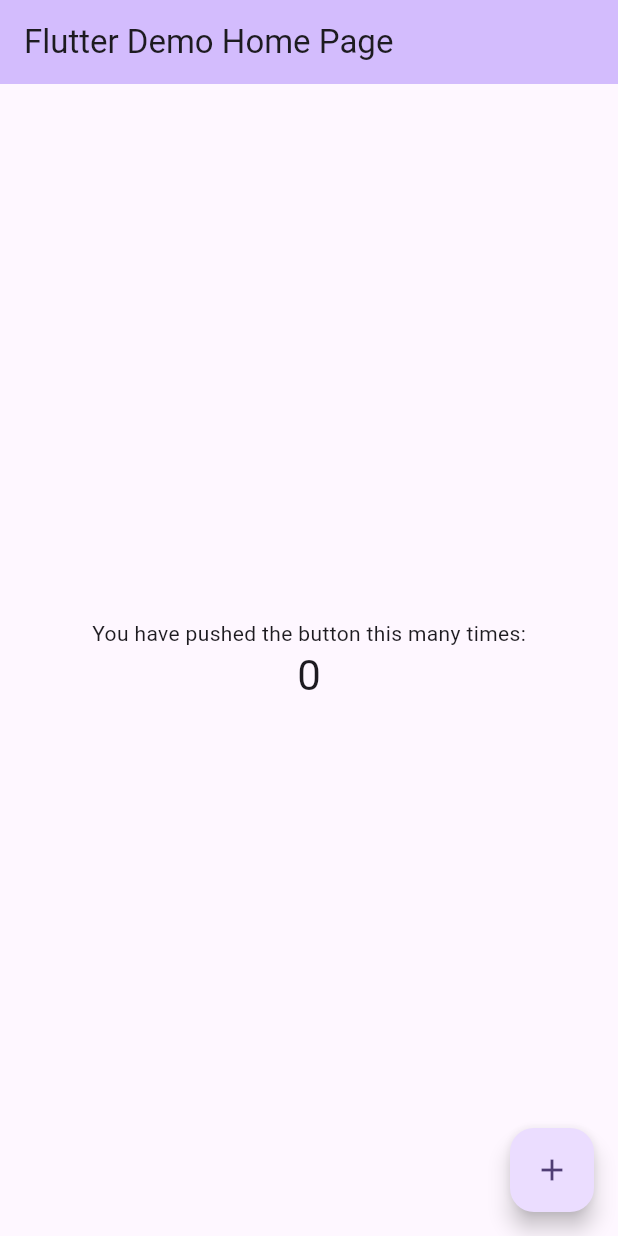
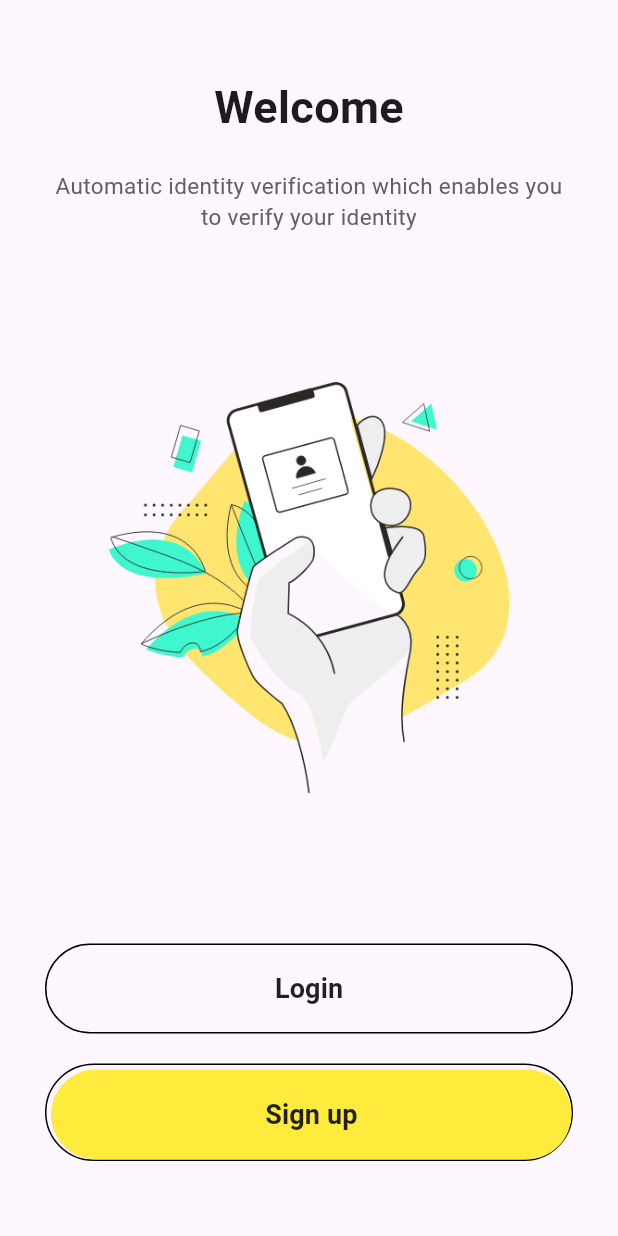
Before and after one commit to CyrilleValentin/BlogApp, a Flutter app: the screen it shows after launch, on a phone screen of 412 x 824 dp. Run offline on Flutter 3.47's test engine with Material 3 defaults, Android fonts, the phone set to English and light mode, and no system bars; our stand-ins replace animate_do.

```diff
--- /dev/null
+++ b/lib/config/constants/constant.dart
@@ -0,0 +1,7 @@
+//Images
+const String homeImage = "assets/images/Illustration.png";
+const String backImage = "assets/images/background.png";
+//Routes
+const String loginRoute = "/login";
+const String registerRoute = "/register";
+const String homeRoute = "/home";
--- a/lib/main.dart
+++ b/lib/main.dart
@@ -1,125 +1,22 @@
+
+import 'package:blog_app/config/routes/routes.dart';
+import 'package:blog_app/pages/home_page.dart';
 import 'package:flutter/material.dart';
 
 void main() {
-  runApp(const MyApp());
+    WidgetsFlutterBinding.ensureInitialized();
+  runApp(const BlogApp());
 }
 
-class MyApp extends StatelessWidget {
-  const MyApp({super.key});
+class BlogApp extends StatelessWidget {
+  const BlogApp({super.key});
 
-  // This widget is the root of your application.
   @override
   Widget build(BuildContext context) {
-    return MaterialApp(
-      title: 'Flutter Demo',
-      theme: ThemeData(
-        // This is the theme of your application.
-        //
-        // TRY THIS: Try running your application with "flutter run". You'll see
-        // the application has a blue toolbar. Then, without quitting the app,
-        // try changing the seedColor in the colorScheme below to Colors.green
-        // and then invoke "hot reload" (save your changes or press the "hot
-        // reload" button in a Flutter-supported IDE, or press "r" if you used
-        // the command line to start the app).
-        //
-        // Notice that the counter didn't reset back to zero; the application
-        // state is not lost during the reload. To reset the state, use hot
-        // restart instead.
-        //
-        // This works for code too, not just values: Most code changes can be
-        // tested with just a hot reload.
-        colorScheme: ColorScheme.fromSeed(seedColor: Colors.deepPurple),
-        useMaterial3: true,
-      ),
-      home: const MyHomePage(title: 'Flutter Demo Home Page'),
+    return const MaterialApp(
+       debugShowCheckedModeBanner: false,
+        onGenerateRoute: AppRoutes.onGenerateRoutes,
+      home:HomePage() ,
     );
   }
 }
-
-class MyHomePage extends StatefulWidget {
-  const MyHomePage({super.key, required this.title});
-
-  // This widget is the home page of your application. It is stateful, meaning
-  // that it has a State object (defined below) that contains fields that affect
-  // how it looks.
-
-  // This class is the configuration for the state. It holds the values (in this
-  // case the title) provided by the parent (in this case the App widget) and
-  // used by the build method of the State. Fields in a Widget subclass are
-  // always marked "final".
-
-  final String title;
-
-  @override
-  State<MyHomePage> createState() => _MyHomePageState();
-}
-
-class _MyHomePageState extends State<MyHomePage> {
-  int _counter = 0;
-
-  void _incrementCounter() {
-    setState(() {
-      // This call to setState tells the Flutter framework that something has
-      // changed in this State, which causes it to rerun the build method below
-      // so that the display can reflect the updated values. If we changed
-      // _counter without calling setState(), then the build method would not be
-      // called again, and so nothing would appear to happen.
-      _counter++;
-    });
-  }
-
-  @override
-  Widget build(BuildContext context) {
-    // This method is rerun every time setState is called, for instance as done
-    // by the _incrementCounter method above.
-    //
-    // The Flutter framework has been optimized to make rerunning build methods
-    // fast, so that you can just rebuild anything that needs updating rather
-    // than having to individually change instances of widgets.
-    return Scaffold(
-      appBar: AppBar(
-        // TRY THIS: Try changing the color here to a specific color (to
-        // Colors.amber, perhaps?) and trigger a hot reload to see the AppBar
-        // change color while the other colors stay the same.
-        backgroundColor: Theme.of(context).colorScheme.inversePrimary,
-        // Here we take the value from the MyHomePage object that was created by
-        // the App.build method, and use it to set our appbar title.
-        title: Text(widget.title),
-      ),
-      body: Center(
-        // Center is a layout widget. It takes a single child and positions it
-        // in the middle of the parent.
-        child: Column(
-          // Column is also a layout widget. It takes a list of children and
-          // arranges them vertically. By default, it sizes itself to fit its
-          // children horizontally, and tries to be as tall as its parent.
-          //
-          // Column has various properties to control how it sizes itself and
-          // how it positions its children. Here we use mainAxisAlignment to
-          // center the children vertically; the main axis here is the vertical
-          // axis because Columns are vertical (the cross axis would be
-          // horizontal).
-          //
-          // TRY THIS: Invoke "debug painting" (choose the "Toggle Debug Paint"
-          // action in the IDE, or press "p" in the console), to see the
-          // wireframe for each widget.
-          mainAxisAlignment: MainAxisAlignment.center,
-          children: <Widget>[
-            const Text(
-              'You have pushed the button this many times:',
-            ),
-            Text(
-              '$_counter',
-              style: Theme.of(context).textTheme.headlineMedium,
-            ),
-          ],
-        ),
-      ),
-      floatingActionButton: FloatingActionButton(
-        onPressed: _incrementCounter,
-        tooltip: 'Increment',
-        child: const Icon(Icons.add),
-      ), // This trailing comma makes auto-formatting nicer for build methods.
-    );
-  }
-}
--- /dev/null
+++ b/lib/pages/home_page.dart
@@ -0,0 +1,108 @@
+import 'package:animate_do/animate_do.dart';
+import 'package:blog_app/config/constants/constant.dart';
+import 'package:flutter/material.dart';
+
+class HomePage extends StatelessWidget {
+  const HomePage({super.key});
+
+  @override
+  Widget build(BuildContext context) {
+    return Scaffold(
+      body: SafeArea(
+        child: Container(
+          width: double.infinity,
+          height: MediaQuery.of(context).size.height,
+          padding: const EdgeInsets.symmetric(horizontal: 30, vertical: 50),
+          child: Column(
+            mainAxisAlignment: MainAxisAlignment.spaceBetween,
+            crossAxisAlignment: CrossAxisAlignment.center,
+            children: <Widget>[
+              Column(
+                children: <Widget>[
+                  FadeInUp(
+                      duration: const Duration(milliseconds: 1000),
+                      child: const Text(
+                        "Welcome",
+                        style: TextStyle(
+                            fontWeight: FontWeight.bold, fontSize: 30),
+                      )),
+                  const SizedBox(
+                    height: 20,
+                  ),
+                  FadeInUp(
+                      duration: const Duration(milliseconds: 1200),
+                      child: Text(
+                        "Automatic identity verification which enables you to verify your identity",
+                        textAlign: TextAlign.center,
+                        style: TextStyle(color: Colors.grey[700], fontSize: 15),
+                      )),
+                ],
+              ),
+              FadeInUp(
+                  duration: const Duration(milliseconds: 1400),
+                  child: Container(
+                    height: MediaQuery.of(context).size.height / 3,
+                    decoration: const BoxDecoration(
+                        image: DecorationImage(
+                            image: AssetImage(homeImage))),
+                  )),
+              Column(
+                children: <Widget>[
+                  FadeInUp(
+                      duration: const Duration(milliseconds: 1500),
+                      child: MaterialButton(
+                        minWidth: double.infinity,
+                        height: 60,
+                        onPressed: () {
+                           Navigator.of(context).pushNamed(loginRoute);
+                        },
+                        shape: RoundedRectangleBorder(
+                            side: const BorderSide(color: Colors.black),
+                            borderRadius: BorderRadius.circular(50)),
+                        child: const Text(
+                          "Login",
+                          style: TextStyle(
+                              fontWeight: FontWeight.w600, fontSize: 18),
+                        ),
+                      )),
+                  const SizedBox(
+                    height: 20,
+                  ),
+                  FadeInUp(
+                      duration: const Duration(milliseconds: 1600),
+                      child: Container(
+                        padding: const EdgeInsets.only(top: 3, left: 3),
+                        decoration: BoxDecoration(
+                            borderRadius: BorderRadius.circular(50),
+                            border: const Border(
+                              bottom: BorderSide(color: Colors.black),
+                              top: BorderSide(color: Colors.black),
+                              left: BorderSide(color: Colors.black),
+                              right: BorderSide(color: Colors.black),
+                            )),
+                        child: MaterialButton(
+                          minWidth: double.infinity,
+                          height: 60,
+                          onPressed: () {
+                             Navigator.of(context).pushNamed(registerRoute);
+                          },
+                          color: Colors.yellow,
+                          elevation: 0,
+                          shape: RoundedRectangleBorder(
+                              borderRadius: BorderRadius.circular(50)),
+                          child: const Text(
+                            "Sign up",
+                            style: TextStyle(
+                                fontWeight: FontWeight.w600, fontSize: 18),
+                          ),
+                        ),
+                      ))
+                ],
+              )
+            ],
+          ),
+        ),
+      ),
+    );
+  }
+}
--- a/pubspec.yaml
+++ b/pubspec.yaml
@@ -38,6 +38,7 @@ dependencies:
   http: ^1.1.0
   shared_preferences: ^2.2.2
   image_picker: ^1.0.4
+  animate_do: ^3.1.2
 
 dev_dependencies:
   flutter_test:
@@ -62,8 +63,8 @@ flutter:
   uses-material-design: true
 
   # To add assets to your application, add an assets section, like this:
-  # assets:
-  #   - images/a_dot_burr.jpeg
+  assets:
+    - assets/images/
   #   - images/a_dot_ham.jpeg
 
   # An image asset can refer to one or more resolution-specific "variants", see
```
Also changed, not shown: lib/authentification/login.dart (added, +137 -0 lines), lib/authentification/register.dart (added, +144 -0 lines), lib/config/routes/routes.dart (added, +25 -0 lines), assets/images/Illustration.png (added), assets/images/background.png (added), pubspec.lock, 1 other file.
